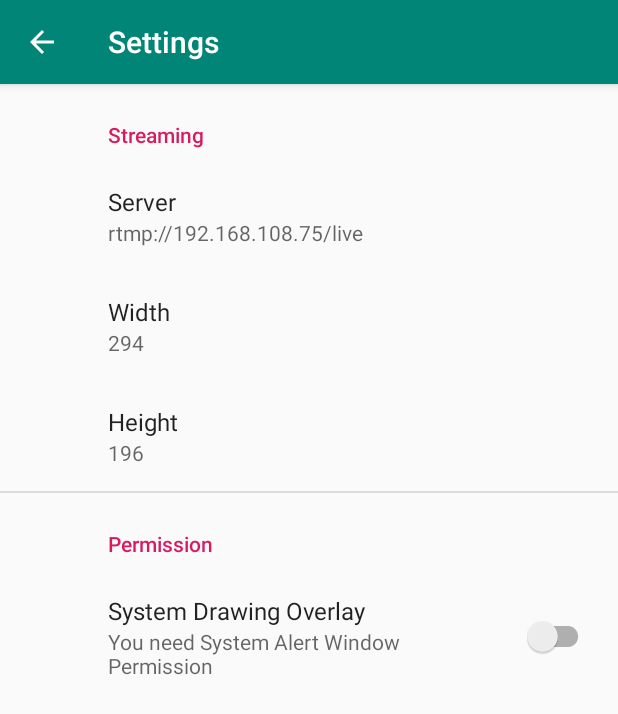
After one commit to 0x01050/NoRV_Remote, an Android app: the NoRVSettings screen opened directly, with no data from a screen before it, on a phone screen of 412 x 824 dp. The commit adds this screen. Shown: the top 714 px of the screen. Run offline under Robolectric (Android 15) with nearby library versions, the phone set to English and light mode, and no system bars; our stand-ins replace androidx.preference; 2 statements that could not run were skipped.

Commit message:
Implement setting page

```diff
--- a/app/src/main/java/com/norv/player/NoRVApp.java
+++ b/app/src/main/java/com/norv/player/NoRVApp.java
@@ -9,7 +9,7 @@ public class NoRVApp extends Application {
     public void onCreate() {
         super.onCreate();
         instance = this;
-        Thread.setDefaultUncaughtExceptionHandler(new ExceptionHandler(getApplicationContext()));
+        Thread.setDefaultUncaughtExceptionHandler(new NoRVHandler(getApplicationContext()));
     }
     @Override
     public Context getApplicationContext() {
--- /dev/null
+++ b/app/src/main/java/com/norv/player/NoRVSettings.java
@@ -0,0 +1,111 @@
+package com.norv.player;
+
+import android.content.Intent;
+import android.net.Uri;
+import android.os.Build;
+import android.os.Bundle;
+import android.provider.Settings;
+import android.text.InputType;
+import android.widget.EditText;
+
+import androidx.annotation.NonNull;
+import androidx.appcompat.app.ActionBar;
+import androidx.appcompat.app.AppCompatActivity;
+import androidx.preference.EditTextPreference;
+import androidx.preference.Preference;
+import androidx.preference.PreferenceFragmentCompat;
+import androidx.preference.PreferenceManager;
+import androidx.preference.SwitchPreferenceCompat;
+
+public class NoRVSettings extends AppCompatActivity {
+
+    private static final int ACTION_MANAGE_OVERLAY_PERMISSION_REQUEST = 1998;
+    SettingsFragment settingsFragment;
+
+    @Override
+    protected void onCreate(Bundle savedInstanceState) {
+        super.onCreate(savedInstanceState);
+        setContentView(R.layout.norv_settings);
+        settingsFragment = new SettingsFragment(this);
+        getSupportFragmentManager()
+                .beginTransaction()
+                .replace(R.id.settings, settingsFragment)
+                .commit();
+        ActionBar actionBar = getSupportActionBar();
+        if (actionBar != null) {
+            actionBar.setDisplayHomeAsUpEnabled(true);
+        }
+        PreferenceManager.setDefaultValues(this, R.xml.settings_preferences, false);
+    }
+
+    @Override
+    public boolean onSupportNavigateUp(){
+        finish();
+        return true;
+    }
+
+    @Override
+    protected void onActivityResult(int requestCode, int resultCode, Intent data) {
+        super.onActivityResult(requestCode, resultCode, data);
+        if (requestCode == ACTION_MANAGE_OVERLAY_PERMISSION_REQUEST && Build.VERSION.SDK_INT >= Build.VERSION_CODES.M) {
+            settingsFragment.UpdatePermission(Settings.canDrawOverlays(this), true);
+        }
+    }
+
+    public static class SettingsFragment extends PreferenceFragmentCompat {
+        private static final String PERMISSION_KEY = "permission_overlay";
+        private static final EditTextPreference.OnBindEditTextListener numberOnly = new EditTextPreference.OnBindEditTextListener() {
+            @Override
+            public void onBindEditText(@NonNull EditText editText) {
+                editText.setInputType(InputType.TYPE_CLASS_NUMBER);
+            }
+        };
+        NoRVSettings parent;
+
+        SettingsFragment(NoRVSettings parent) {
+            this.parent = parent;
+        }
+
+        @Override
+        public void onCreatePreferences(Bundle savedInstanceState, String rootKey) {
+            setPreferencesFromResource(R.xml.settings_preferences, rootKey);
+
+            if (Build.VERSION.SDK_INT < Build.VERSION_CODES.M) {
+                UpdatePermission(true, false);
+            } else {
+                UpdatePermission(Settings.canDrawOverlays(parent), true);
+                SwitchPreferenceCompat overlayPermissionPreference = findPreference(PERMISSION_KEY);
+                if(overlayPermissionPreference != null) {
+                    overlayPermissionPreference.setOnPreferenceChangeListener(new Preference.OnPreferenceChangeListener() {
+                        @Override
+                        public boolean onPreferenceChange(Preference preference, Object value) {
+                            askPermission();
+                            return false;
+                        }
+                    });
+                }
+            }
+
+            EditTextPreference streamingWidthPreference = getPreferenceManager().findPreference("streaming_width");
+            if(streamingWidthPreference != null)
+                streamingWidthPreference.setOnBindEditTextListener(numberOnly);
+            EditTextPreference streamingHeightPreference = getPreferenceManager().findPreference("streaming_height");
+            if(streamingHeightPreference != null)
+                streamingHeightPreference.setOnBindEditTextListener(numberOnly);
+        }
+
+        public void UpdatePermission(boolean checked, boolean enabled) {
+            SwitchPreferenceCompat overlayPermissionPreference = findPreference(PERMISSION_KEY);
+            if(overlayPermissionPreference != null) {
+                overlayPermissionPreference.setChecked(checked);
+                overlayPermissionPreference.setEnabled(enabled);
+            }
+        }
+
+        private void askPermission() {
+            Intent intent = new Intent(Settings.ACTION_MANAGE_OVERLAY_PERMISSION,
+                    Uri.parse("package:" + parent.getPackageName()));
+            parent.startActivityForResult(intent, ACTION_MANAGE_OVERLAY_PERMISSION_REQUEST);
+        }
+    }
+}
--- a/app/src/main/res/layout/floating_main.xml
+++ b/app/src/main/res/layout/norv_rtmp.xml
@@ -1,5 +1,5 @@
 <?xml version="1.0" encoding="utf-8"?>
-<android.support.constraint.ConstraintLayout xmlns:android="http://schemas.android.com/apk/res/android"
+<androidx.constraintlayout.widget.ConstraintLayout xmlns:android="http://schemas.android.com/apk/res/android"
     xmlns:app="http://schemas.android.com/apk/res-auto"
     xmlns:tools="http://schemas.android.com/tools"
     android:layout_width="wrap_content"
@@ -46,4 +46,4 @@
         app:layout_constraintEnd_toEndOf="parent"
         app:layout_constraintTop_toTopOf="parent" />
 
-</android.support.constraint.ConstraintLayout>
+</androidx.constraintlayout.widget.ConstraintLayout>
--- /dev/null
+++ b/app/src/main/res/layout/norv_settings.xml
@@ -0,0 +1,9 @@
+<LinearLayout xmlns:android="http://schemas.android.com/apk/res/android"
+    android:layout_width="match_parent"
+    android:layout_height="match_parent">
+
+    <FrameLayout
+        android:id="@+id/settings"
+        android:layout_width="match_parent"
+        android:layout_height="match_parent" />
+</LinearLayout>
--- a/app/src/main/res/values/strings.xml
+++ b/app/src/main/res/values/strings.xml
@@ -1,3 +1,19 @@
 <resources>
     <string name="app_name">NoRV Player</string>
+    <string name="title_norv_activity">NoRV Player</string>
+    <string name="title_norv_settings">Settings</string>
+
+    <!-- Preference Titles -->
+    <string name="streaming_header">Streaming</string>
+    <string name="perm_header">Permission</string>
+
+    <!-- Streaming Preferences -->
+    <string name="server_title">Server</string>
+    <string name="width_title">Width</string>
+    <string name="height_title">Height</string>
+
+    <!-- Permission Preferences -->
+    <string name="overlay_title">System Drawing Overlay</string>
+    <string name="overlay_enabled">Alert Window Permission is granted</string>
+    <string name="overlay_disabled">You need System Alert Window Permission</string>
 </resources>
--- /dev/null
+++ b/app/src/main/res/xml/settings_preferences.xml
@@ -0,0 +1,26 @@
+<PreferenceScreen xmlns:app="http://schemas.android.com/apk/res-auto" xmlns:android="http://schemas.android.com/apk/res/android">
+    <PreferenceCategory app:title="@string/streaming_header">
+        <EditTextPreference
+            app:key="streaming_server"
+            app:title="@string/server_title"
+            android:defaultValue="@string/RTMP_SERVER"
+            app:useSimpleSummaryProvider="true" />
+        <EditTextPreference
+            app:key="streaming_width"
+            app:title="@string/width_title"
+            android:defaultValue="294"
+            app:useSimpleSummaryProvider="true" />
+        <EditTextPreference
+            app:key="streaming_height"
+            app:title="@string/height_title"
+            android:defaultValue="196"
+            app:useSimpleSummaryProvider="true" />
+    </PreferenceCategory>
+    <PreferenceCategory app:title="@string/perm_header">
+        <SwitchPreferenceCompat
+            app:key="permission_overlay"
+            app:title="@string/overlay_title"
+            app:summaryOff="@string/overlay_disabled"
+            app:summaryOn="@string/overlay_enabled" />
+    </PreferenceCategory>
+</PreferenceScreen>
--- a/gradle.properties
+++ b/gradle.properties
@@ -6,6 +6,8 @@
 # http://www.gradle.org/docs/current/userguide/build_environment.html
 # Specifies the JVM arguments used for the daemon process.
 # The setting is particularly useful for tweaking memory settings.
+android.enableJetifier=true
+android.useAndroidX=true
 org.gradle.jvmargs=-Xmx1536m
 # When configured, Gradle will run in incubating parallel mode.
 # This option should only be used with decoupled projects. More details, visit
```
Also changed, not shown: app/build.gradle (+10 -4 lines), app/src/main/AndroidManifest.xml (+14 -19 lines), app/src/main/java/com/norv/player/AutoStart.java (deleted, +0 -23 lines), app/src/main/java/com/norv/player/MainActivity.java (deleted, +0 -56 lines), app/src/main/java/com/norv/player/NoRVActivity.java (added, +59 -0 lines), app/src/main/java/com/norv/player/NoRVHandler.java (renamed from app/src/main/java/com/norv/player/ExceptionHandler.java, +3 -4 lines), app/src/main/java/com/norv/player/NoRVRTMP.java (renamed from app/src/main/java/com/norv/player/FloatingViewService.java, +7 -15 lines), app/src/main/res/layout/activity_main.xml (deleted, +0 -34 lines), app/src/main/res/layout/norv_activity.xml (added, +10 -0 lines), app/src/main/res/menu/norv_menu.xml (added, +10 -0 lines), 1 other file.
